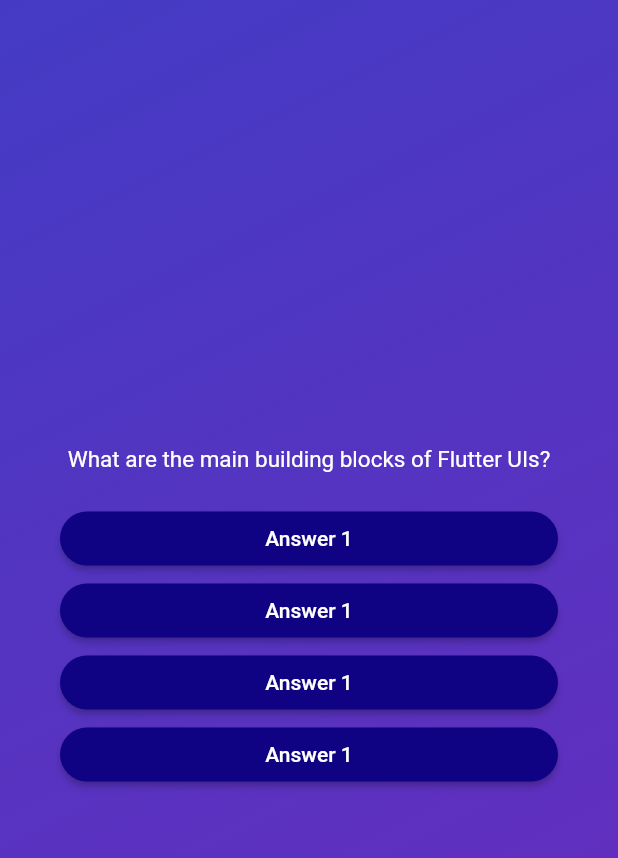
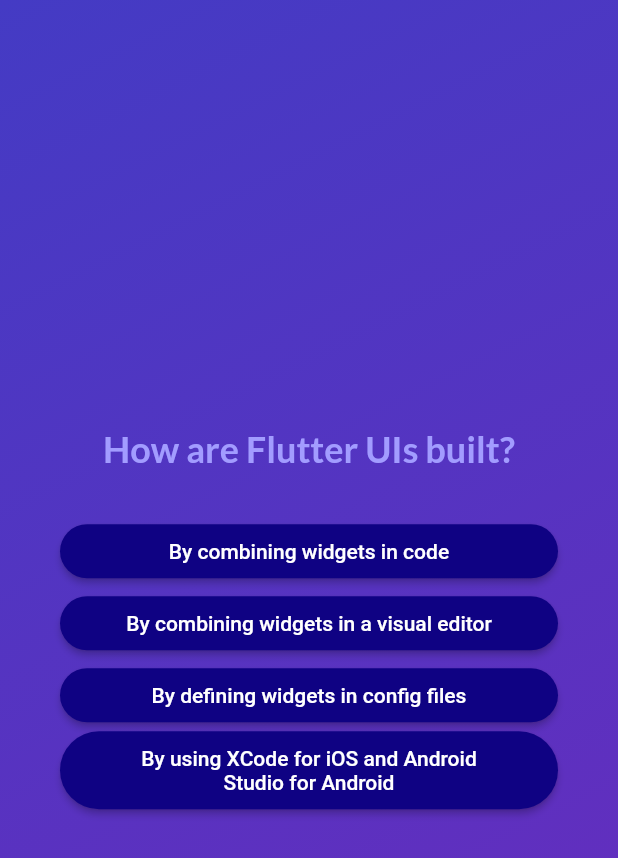
Before and after one commit to arafatmollah/quiz_app, a Flutter app: the screen it shows after launch, after a tap on "Start Quiz", on a phone screen of 412 x 824 dp. Shown: the top 858 px of the screen. Run offline on Flutter 3.47's test engine with Material 2 defaults, Android fonts, the phone set to English and light mode, and no system bars; our stand-ins replace google_fonts.

Commit message:
added all

```diff
--- a/lib/answer_button.dart
+++ b/lib/answer_button.dart
@@ -17,7 +17,10 @@ class AnswerButton extends StatelessWidget {
         padding:const EdgeInsets.symmetric(horizontal: 40,vertical: 10,),
         shape: RoundedRectangleBorder(borderRadius: BorderRadius.circular(40))
       ),
-      child: const Text('Answer 1'),
+      child: Text(answerText,
+      textAlign: TextAlign.center,
+
+      ),
     );
   }
 }
--- a/lib/questions_screen.dart
+++ b/lib/questions_screen.dart
@@ -1,6 +1,7 @@
 import 'package:flutter/material.dart';
 import 'package:quiz_practice/answer_button.dart';
 import 'package:quiz_practice/data/questions.dart';
+import 'package:google_fonts/google_fonts.dart';
 
 class Questions extends StatefulWidget {
   const Questions({super.key});
@@ -11,37 +12,47 @@ class Questions extends StatefulWidget {
 }
 
 class _QuestionsState extends State<Questions> {
+  var currentQuestionIndex = 1;
+
+  void answerQuestion(){
+    setState(() {
+      currentQuestionIndex++;
+    });
+  }
   @override
   Widget build(context) {
 
-    final currentQuestion = question[0];
+    final currentQuestion = question[currentQuestionIndex];
     return SizedBox(
+
       width: double.infinity,
       child: Container(
-        margin: const EdgeInsets.all(40),
-        child: Column(
+      margin: const EdgeInsets.all(40),
+      child: Column(
+
           mainAxisAlignment: MainAxisAlignment.center,
           crossAxisAlignment: CrossAxisAlignment.stretch,
+
           children: [
              Text(
               currentQuestion.text,
-              style: const TextStyle(color: Colors.white,
-              fontSize: 15),
+              style: GoogleFonts.lato(
+                color: const Color.fromARGB(255, 162, 156, 255),
+                fontSize: 24,
+                fontWeight: FontWeight.bold,
+              ),
               textAlign: TextAlign.center,
             ),
 
             const SizedBox(
-              height: 20,
+              height: 30,
             ),
             ...currentQuestion.answer.map((answer){
               return AnswerButton(answerText: answer,
-              onTap: () {});
+              onTap: answerQuestion);
             })
 
-            // AnswerButton(answerText: currentQuestion.answer[0],
-            // onTap: () {}),
-            // AnswerButton(answerText: 'Answer 2', onTap: () {}),
-            // AnswerButton(answerText: 'Answer 3', onTap: () {}),
+
           ],
         ),
       ),
--- a/pubspec.yaml
+++ b/pubspec.yaml
@@ -35,6 +35,7 @@ dependencies:
   # The following adds the Cupertino Icons font to your application.
   # Use with the CupertinoIcons class for iOS style icons.
   cupertino_icons: ^1.0.2
+  google_fonts: ^4.0.4
 
 dev_dependencies:
   flutter_test:
```
Also changed, not shown: pubspec.lock, 1 other file.
